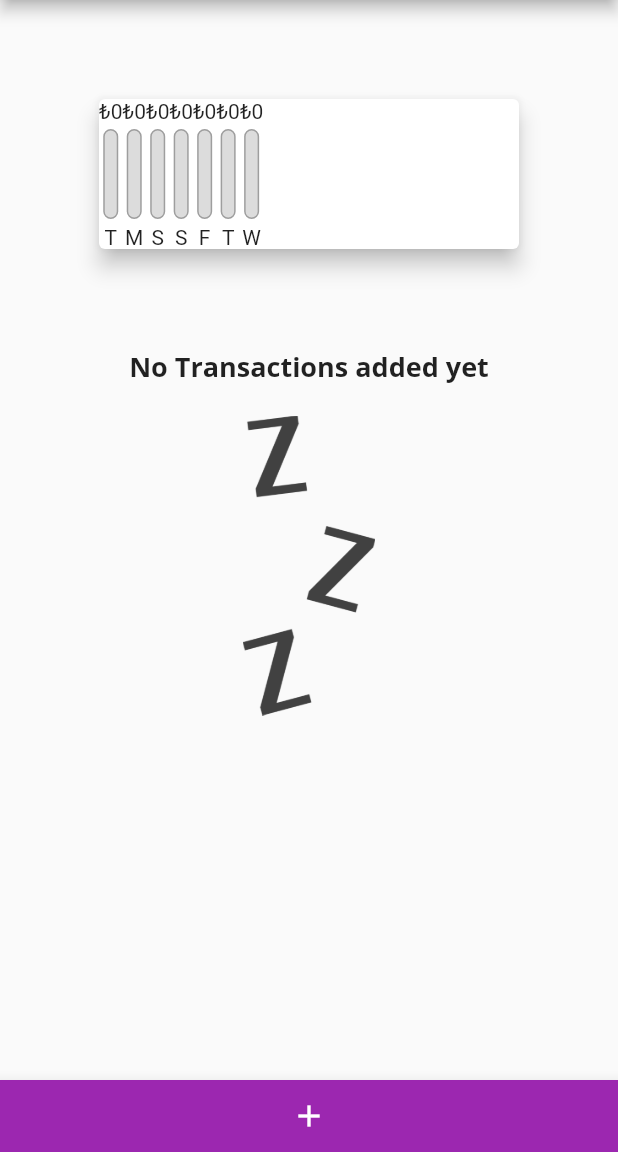
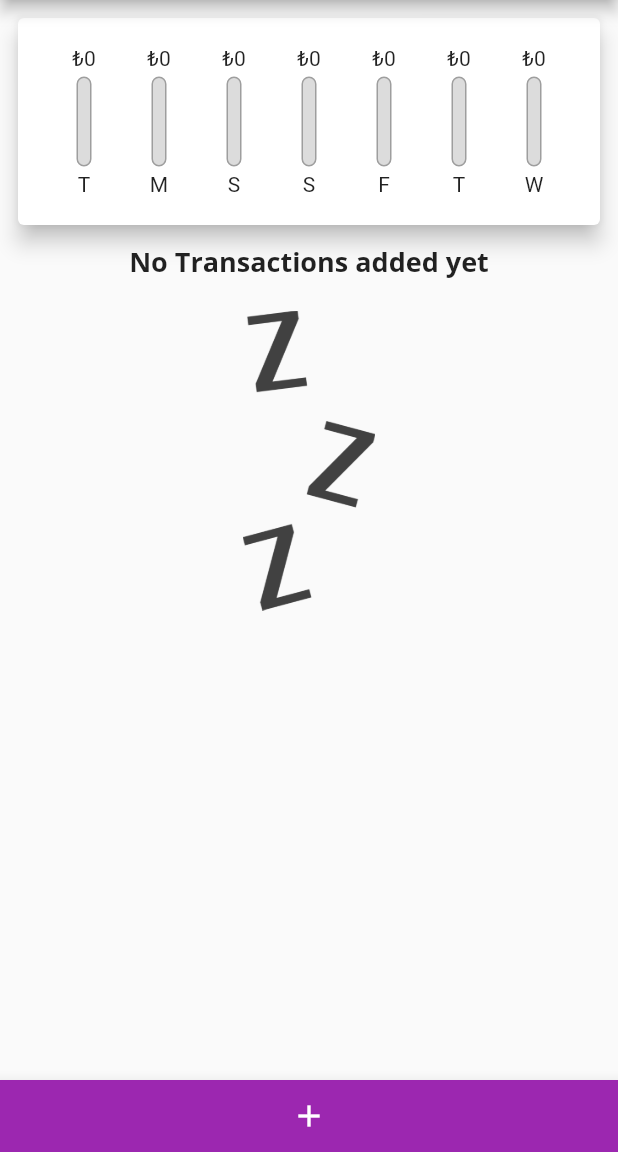
Before and after one commit to ascobani/flutter_lab_2, a Flutter app: the screen it shows after launch, on a phone screen of 412 x 824 dp, the part 84-1236 px from its top. Run offline on Flutter 3.47's test engine with Material 2 defaults, Android fonts, the phone set to English and light mode, and no system bars.

Commit message:
chart bar

```diff
--- a/lib/widgets/chart.dart
+++ b/lib/widgets/chart.dart
@@ -54,20 +54,27 @@ class Chart extends StatelessWidget {
     print(groupedTransactionsValues);
     return Card(
       elevation: 6,
-      margin: EdgeInsets.all(66),
-      child:Row(
+      margin: EdgeInsets.all(12),
+      child:Padding(
+        padding: EdgeInsets.all(19),
+        child: Row(
+          mainAxisAlignment: MainAxisAlignment.spaceEvenly,
           children: groupedTransactionsValues.map(
             (data) {
-            return ChartBar(
+              return Flexible(
+                fit: FlexFit.tight,
+                child: ChartBar(
                   data['day'] as String,
                   data['amount'] as double,
                   totalSpending == 0.0
                       ? 0.0
                       : (data['amount'] as double) / totalSpending,
+                ),
               );
             },
           ).toList(),
         ),
+      ),
     );
   }
 }
--- a/lib/widgets/chart_bar.dart
+++ b/lib/widgets/chart_bar.dart
@@ -15,7 +15,9 @@ class ChartBar extends StatelessWidget {
   Widget build(BuildContext context) {
     return Column(
       children: <Widget>[
-        Text('₺${spendingAmount.toStringAsFixed(0)}'),
+        FittedBox(
+          child: Text('₺${spendingAmount.toStringAsFixed(0)}'),
+        ),
         SizedBox(
           height: 4,
         ),
@@ -35,9 +37,8 @@ class ChartBar extends StatelessWidget {
                 heightFactor: spendingPercentageOfTotal,
                 child: Container(
                   decoration: BoxDecoration(
-                    color: Theme.of(context).primaryColor,
-                    borderRadius: BorderRadius.circular(10)
-                  ),
+                      color: Theme.of(context).primaryColor,
+                      borderRadius: BorderRadius.circular(10)),
                 ),
               )
             ],
```
Lines whose indentation alone changed are shown as unchanged.
